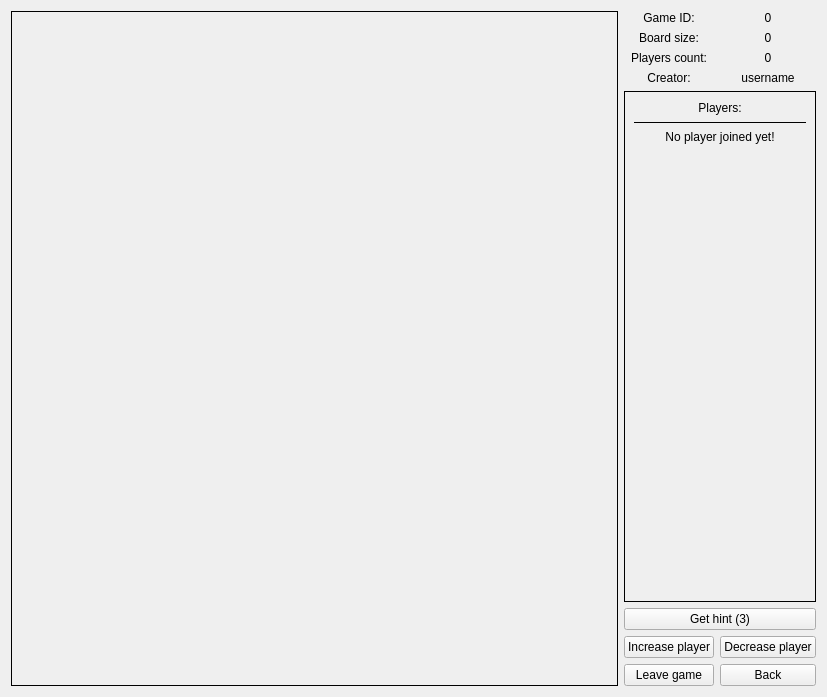
tornado80/sos-game-client, file sos/gui/game_screen_ui.ui: the form before one commit.
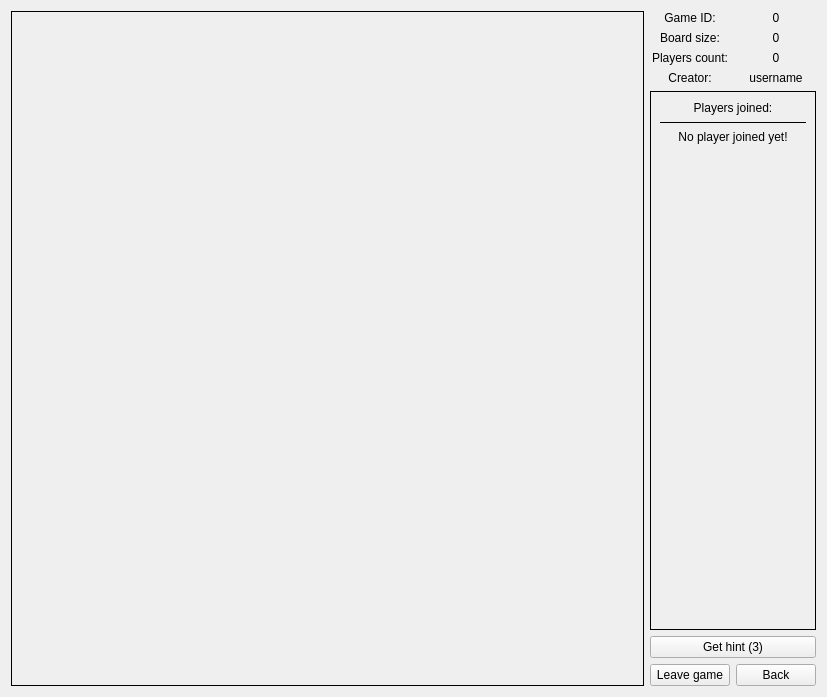
The form after the commit.

Commit message: - Added support for joining game and creating game connected to server

Patch:
```diff
--- a/sos/gui/game_screen_ui.ui
+++ b/sos/gui/game_screen_ui.ui
@@ -14,13 +14,6 @@
    <string>Form</string>
   </property>
   <layout class="QGridLayout" name="gridLayout_3">
-   <item row="6" column="2">
-    <widget class="QPushButton" name="decreasePlayerButton">
-     <property name="text">
-      <string>Decrease player</string>
-     </property>
-    </widget>
-   </item>
    <item row="3" column="1">
     <widget class="QLabel" name="label_4">
      <property name="text">
@@ -47,15 +40,15 @@
        <rect>
         <x>0</x>
         <y>0</y>
-        <width>232</width>
-        <height>492</height>
+        <width>180</width>
+        <height>523</height>
        </rect>
       </property>
       <layout class="QVBoxLayout" name="verticalLayout">
        <item>
         <widget class="QLabel" name="label_7">
          <property name="text">
-          <string>Players:</string>
+          <string>Players joined:</string>
          </property>
          <property name="alignment">
           <set>Qt::AlignCenter</set>
@@ -102,7 +95,7 @@
      </widget>
     </widget>
    </item>
-   <item row="0" column="0" rowspan="8">
+   <item row="0" column="0" rowspan="7">
     <widget class="QScrollArea" name="scrollArea">
      <property name="frameShape">
       <enum>QFrame::Box</enum>
@@ -118,7 +111,7 @@
        <rect>
         <x>0</x>
         <y>0</y>
-        <width>567</width>
+        <width>619</width>
         <height>677</height>
        </rect>
       </property>
@@ -146,7 +139,7 @@
      </property>
     </widget>
    </item>
-   <item row="7" column="2">
+   <item row="6" column="2">
     <widget class="QPushButton" name="backButton">
      <property name="text">
       <string>Back</string>
@@ -183,7 +176,7 @@
      </property>
     </widget>
    </item>
-   <item row="7" column="1">
+   <item row="6" column="1">
     <widget class="QPushButton" name="leaveGameButton">
      <property name="text">
       <string>Leave game</string>
@@ -200,13 +193,6 @@
      </property>
     </widget>
    </item>
-   <item row="6" column="1">
-    <widget class="QPushButton" name="increasePlayerButton">
-     <property name="text">
-      <string>Increase player</string>
-     </property>
-    </widget>
-   </item>
    <item row="0" column="2">
     <widget class="QLabel" name="gameIDLabel">
      <property name="text">
```
The commit also changes 5 other files.
